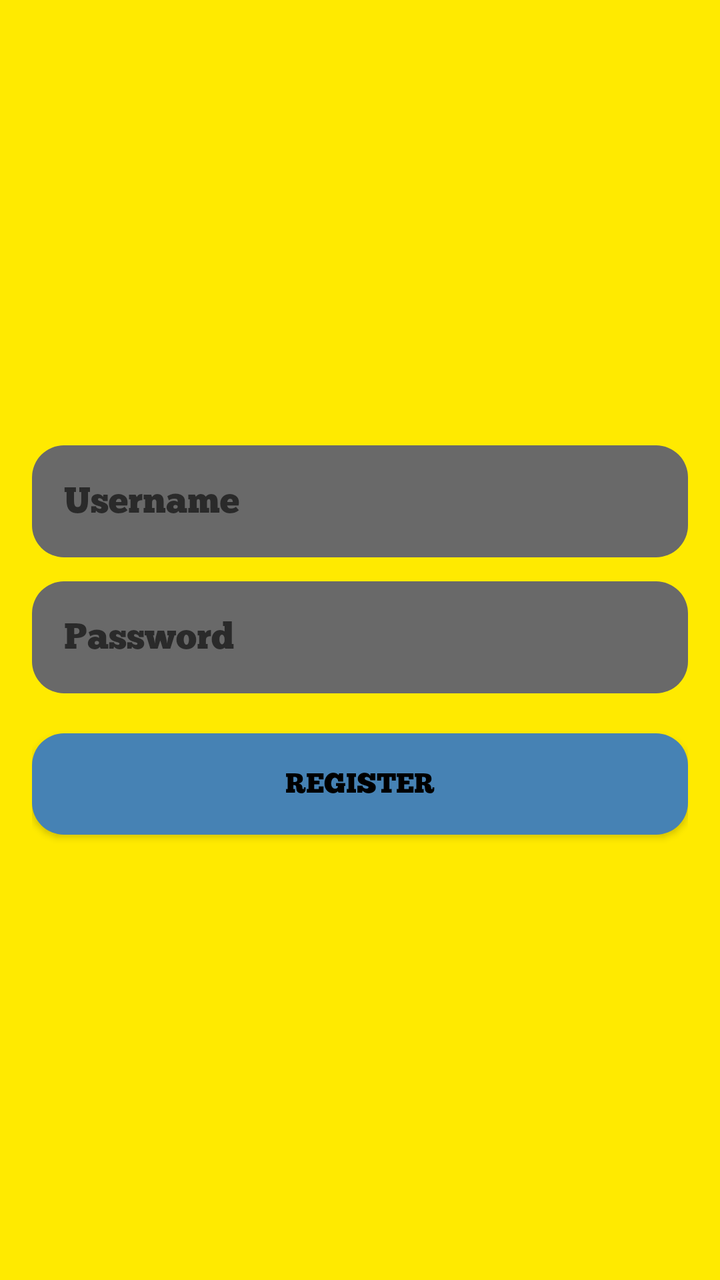
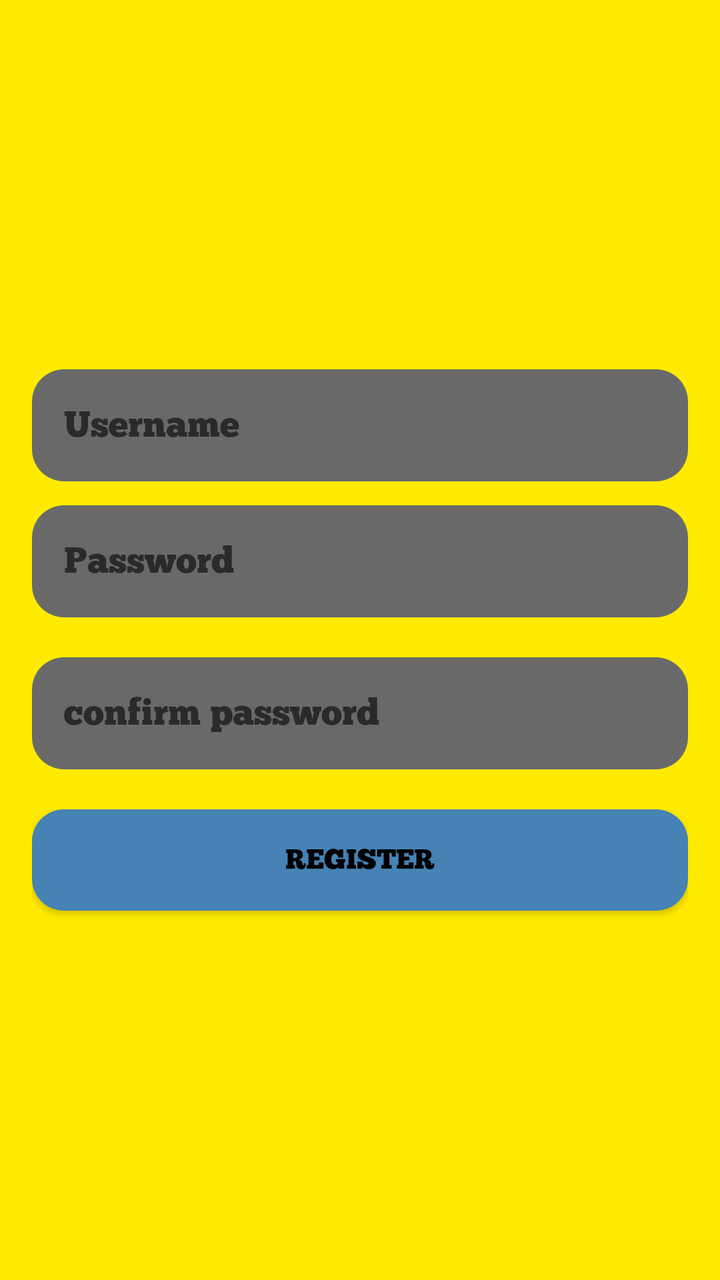

An Android layout rendered at two revisions. The XML below is the earlier revision; the diff shows what the commit changed to produce the second picture.
<!-- AndroidManifest.xml: application theme Theme.AppCompat.Light.DarkActionBar -->
<!-- res/layout/activity_register.xml -->
<LinearLayout xmlns:android="http://schemas.android.com/apk/res/android"
    android:orientation="vertical"
    android:layout_width="match_parent"
    android:layout_height="match_parent"
    android:padding="16dp"
    android:gravity="center"
    android:background="@color/vibrant_yellow">

    
    <EditText
        android:id="@+id/usernameInput"
        android:layout_width="match_parent"
        android:layout_height="wrap_content"
        android:hint="Username"
        android:inputType="text"
        android:textColor="@color/white"
        android:background="@drawable/rounded_input"
        android:padding="16dp"
        android:layout_marginBottom="12dp"
        android:fontFamily="@font/cool_font2" />

    
    <EditText
        android:id="@+id/passwordInput"
        android:layout_width="match_parent"
        android:layout_height="wrap_content"
        android:hint="Password"
        android:inputType="textPassword"
        android:textColor="@color/white"

        android:background="@drawable/rounded_input"
        android:padding="16dp"
        android:layout_marginBottom="20dp"
        android:fontFamily="@font/cool_font2" />

    
    <Button
        android:id="@+id/registerButton"
        android:layout_width="match_parent"
        android:layout_height="wrap_content"
        android:text="Register"
        android:background="@drawable/rounded_button"
        android:textColor="@color/black"
        android:padding="16dp"
        android:fontFamily="@font/cool_font2" />
</LinearLayout>
<!-- resources referenced by this layout -->
<resources>
  <color name="black">#FF000000</color>
  <color name="vibrant_yellow">#FFFFEA00</color>
  <color name="white">#FFFFFFFF</color>
  <!-- drawable rounded_button (drawable) -->
  <shape xmlns:android="http://schemas.android.com/apk/res/android">
      <solid android:color="@color/ocean_blue" />
      <corners android:radius="16dp" />
  </shape>
  <!-- drawable rounded_input (drawable) -->
  <shape xmlns:android="http://schemas.android.com/apk/res/android">
      <solid android:color="@color/dim_gray" />
      <corners android:radius="16dp" />
  </shape>
  <color name="ocean_blue">#FF4682B4</color>
  <color name="dim_gray">#FF696969</color>
</resources>

<!-- the commit's change to res/layout/activity_register.xml (unified diff, before → after) -->
@@ -33,6 +33,20 @@
         android:layout_marginBottom="20dp"
         android:fontFamily="@font/cool_font2" />
 
+    <EditText
+        android:id="@+id/confirmPasswordInput"
+        android:layout_width="match_parent"
+        android:layout_height="wrap_content"
+        android:hint="confirm password"
+        android:inputType="textPassword"
+        android:textColor="@color/white"
+
+        android:background="@drawable/rounded_input"
+        android:padding="16dp"
+        android:layout_marginBottom="20dp"
+        android:fontFamily="@font/cool_font2" />
+
+
     
     <Button
         android:id="@+id/registerButton"
